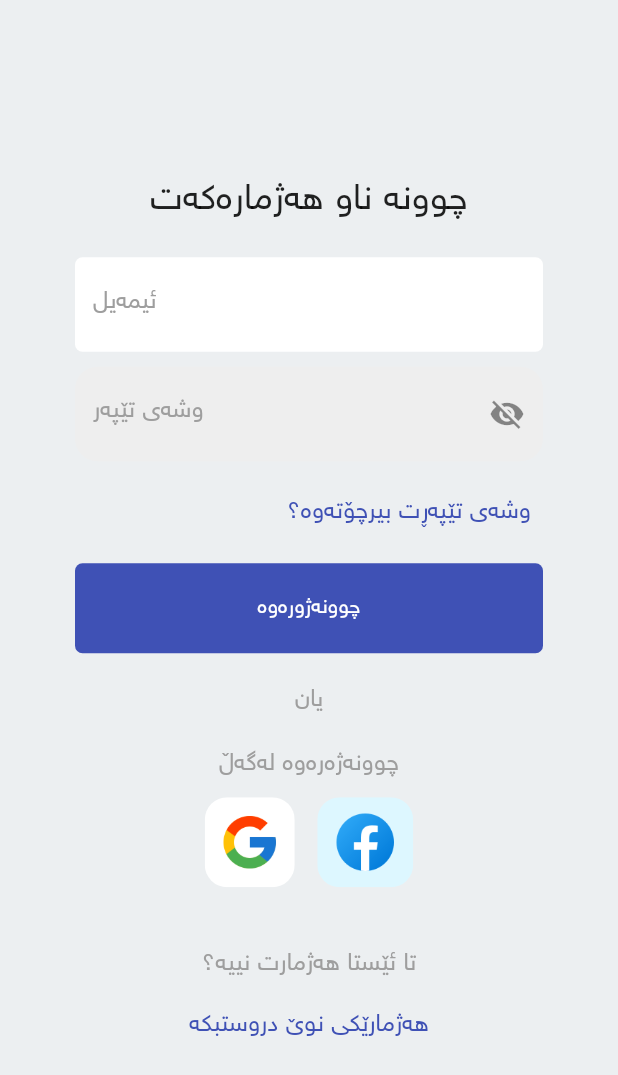
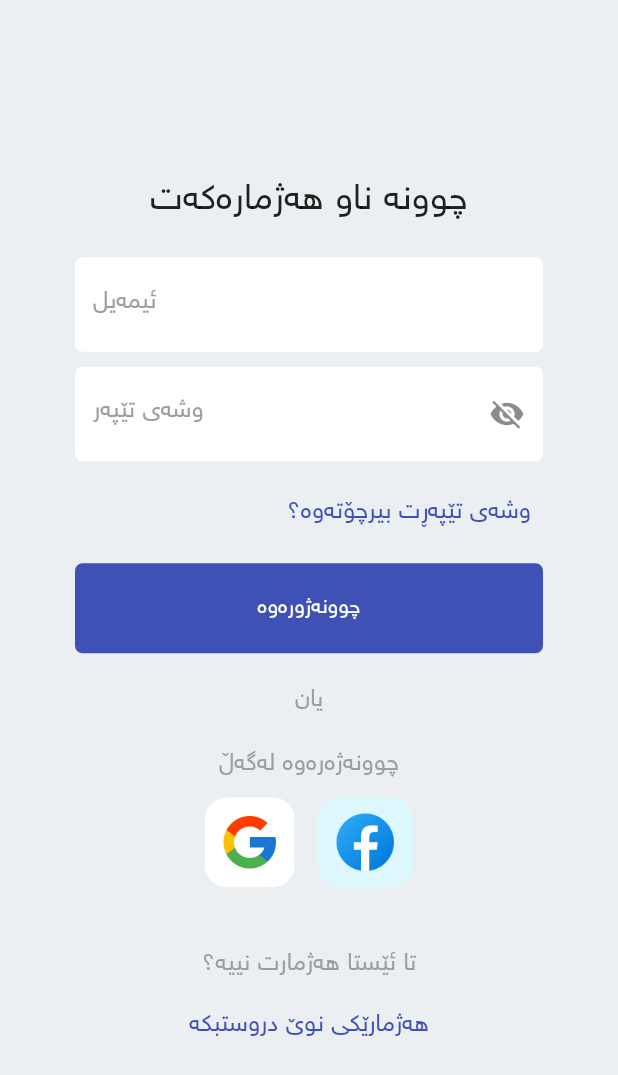
Before and after one commit to Harrem/kurdwork, a Flutter app: the screen it shows after launch, on a phone screen of 412 x 824 dp. Shown: the top 1075 px of the screen. Run offline on Flutter 3.47's test engine with Material 2 defaults, Android fonts, the light colour scheme and no system bars; our stand-ins replace cloud_firestore, email_validator, firebase_auth, firebase_core, flutter_holo_date_picker, google_nav_bar and 1 more; accounts and stored records are empty.

Commit message:
fixed border and background color

```diff
--- a/lib/screens/signin.dart
+++ b/lib/screens/signin.dart
@@ -64,16 +64,7 @@ class _SigninScreenState extends State<SigninScreen> {
                           controller: passwordController,
                           obscureText: !isVisible,
                           decoration: InputDecoration(
-                            fillColor: Colors.grey[200],
-                            filled: true,
                             labelText: "وشەی تێپەر",
-                            labelStyle: const TextStyle(color: Colors.grey),
-                            floatingLabelStyle:
-                                const TextStyle(color: Colors.deepPurple),
-                            border: OutlineInputBorder(
-                              borderSide: BorderSide.none,
-                              borderRadius: BorderRadius.circular(15),
-                            ),
                             suffixIcon: IconButton(
                               onPressed: () {
                                 setState(() {
```
